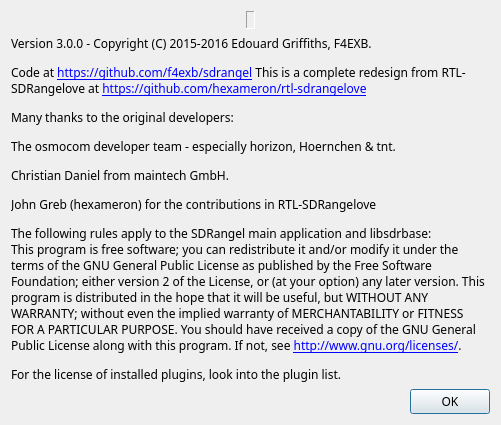
This is sdrbase/gui/aboutdialog.ui in f4exb/sdrangel as Qt 5 draws it before an edit. The edited form follows.
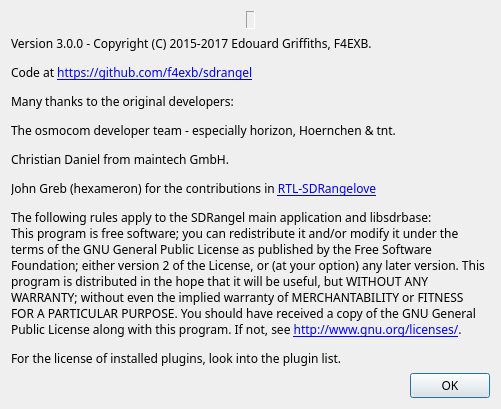
This is the edited form. Icons and pictures are not drawn.

The edit to the form file:
```diff
--- a/sdrbase/gui/aboutdialog.ui
+++ b/sdrbase/gui/aboutdialog.ui
@@ -84,7 +84,7 @@
    <item>
     <widget class="QLabel" name="label_2">
      <property name="text">
-      <string>&lt;html&gt;&lt;head/&gt;&lt;body&gt;&lt;p&gt;Version 3.0.0 - Copyright (C) 2015-2016 Edouard Griffiths, F4EXB. &lt;/p&gt;&lt;p&gt;Code at &lt;a href=&quot;https://github.com/f4exb/sdrangel&quot;&gt;&lt;span style=&quot; text-decoration: underline; color:#0000ff;&quot;&gt;https://github.com/f4exb/sdrangel&lt;/span&gt;&lt;/a&gt; This is a complete redesign from RTL-SDRangelove at &lt;a href=&quot;https://github.com/hexameron/rtl-sdrangelove&quot;&gt;&lt;span style=&quot; text-decoration: underline; color:#0000ff;&quot;&gt;https://github.com/hexameron/rtl-sdrangelove&lt;/span&gt;&lt;/a&gt;&lt;/p&gt;&lt;p&gt;Many thanks to the original developers:&lt;/p&gt;&lt;p&gt;The osmocom developer team - especially horizon, Hoernchen &amp;amp; tnt.&lt;/p&gt;&lt;p&gt;Christian Daniel from maintech GmbH.&lt;/p&gt;&lt;p&gt;John Greb (hexameron) for the contributions in RTL-SDRangelove&lt;/p&gt;&lt;p&gt;The following rules apply to the SDRangel main application and libsdrbase:&lt;br/&gt;This program is free software; you can redistribute it and/or modify it under the terms of the GNU General Public License as published by the Free Software Foundation; either version 2 of the License, or (at your option) any later version. This program is distributed in the hope that it will be useful, but WITHOUT ANY WARRANTY; without even the implied warranty of MERCHANTABILITY or FITNESS FOR A PARTICULAR PURPOSE. You should have received a copy of the GNU General Public License along with this program. If not, see &lt;a href=&quot;http://www.gnu.org/licenses/&quot;&gt;&lt;span style=&quot; text-decoration: underline; color:#0000ff;&quot;&gt;http://www.gnu.org/licenses/&lt;/span&gt;&lt;/a&gt;.&lt;/p&gt;&lt;p&gt;For the license of installed plugins, look into the plugin list.&lt;/p&gt;&lt;/body&gt;&lt;/html&gt;</string>
+      <string>&lt;html&gt;&lt;head/&gt;&lt;body&gt;&lt;p&gt;Version 3.0.0 - Copyright (C) 2015-2017 Edouard Griffiths, F4EXB. &lt;/p&gt;&lt;p&gt;Code at &lt;a href=&quot;https://github.com/f4exb/sdrangel&quot;&gt;&lt;span style=&quot; text-decoration: underline; color:#0000ff;&quot;&gt;https://github.com/f4exb/sdrangel&lt;/span&gt;&lt;/a&gt;&lt;/p&gt;&lt;p&gt;Many thanks to the original developers:&lt;/p&gt;&lt;p&gt;The osmocom developer team - especially horizon, Hoernchen &amp;amp; tnt.&lt;/p&gt;&lt;p&gt;Christian Daniel from maintech GmbH.&lt;/p&gt;&lt;p&gt;John Greb (hexameron) for the contributions in &lt;a href=&quot;https://github.com/hexameron/rtl-sdrangelove&quot;&gt;&lt;span style=&quot; text-decoration: underline; color:#0000ff;&quot;&gt;RTL-SDRangelove&lt;/span&gt;&lt;/a&gt;&lt;/p&gt;&lt;p&gt;The following rules apply to the SDRangel main application and libsdrbase:&lt;br/&gt;This program is free software; you can redistribute it and/or modify it under the terms of the GNU General Public License as published by the Free Software Foundation; either version 2 of the License, or (at your option) any later version. This program is distributed in the hope that it will be useful, but WITHOUT ANY WARRANTY; without even the implied warranty of MERCHANTABILITY or FITNESS FOR A PARTICULAR PURPOSE. You should have received a copy of the GNU General Public License along with this program. If not, see &lt;a href=&quot;http://www.gnu.org/licenses/&quot;&gt;&lt;span style=&quot; text-decoration: underline; color:#0000ff;&quot;&gt;http://www.gnu.org/licenses/&lt;/span&gt;&lt;/a&gt;.&lt;/p&gt;&lt;p&gt;For the license of installed plugins, look into the plugin list.&lt;/p&gt;&lt;/body&gt;&lt;/html&gt;</string>
      </property>
      <property name="wordWrap">
       <bool>true</bool>
```
Left out of the diff: 16 changed lines with no effect on the pictures.
